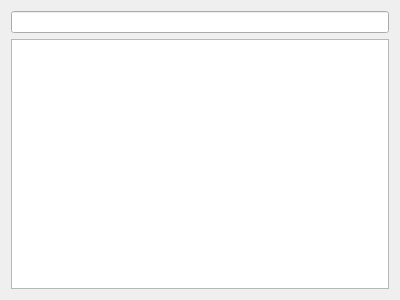
Old version of the form woterm/qwohostlist.ui in the repository hongnod/woterm.
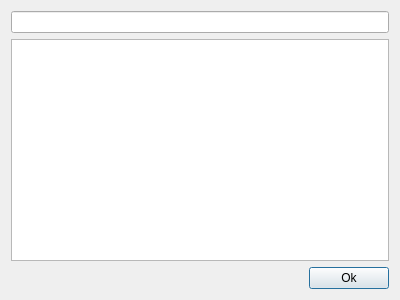
New version of the form.

Diff of the .ui file:
```diff
--- a/woterm/qwohostlist.ui
+++ b/woterm/qwohostlist.ui
@@ -22,6 +22,30 @@
      <item>
       <widget class="QListView" name="hostList"/>
      </item>
+     <item>
+      <layout class="QHBoxLayout" name="horizontalLayout">
+       <item>
+        <spacer name="horizontalSpacer">
+         <property name="orientation">
+          <enum>Qt::Horizontal</enum>
+         </property>
+         <property name="sizeHint" stdset="0">
+          <size>
+           <width>40</width>
+           <height>20</height>
+          </size>
+         </property>
+        </spacer>
+       </item>
+       <item>
+        <widget class="QPushButton" name="ok">
+         <property name="text">
+          <string>Ok</string>
+         </property>
+        </widget>
+       </item>
+      </layout>
+     </item>
     </layout>
    </item>
   </layout>
```
